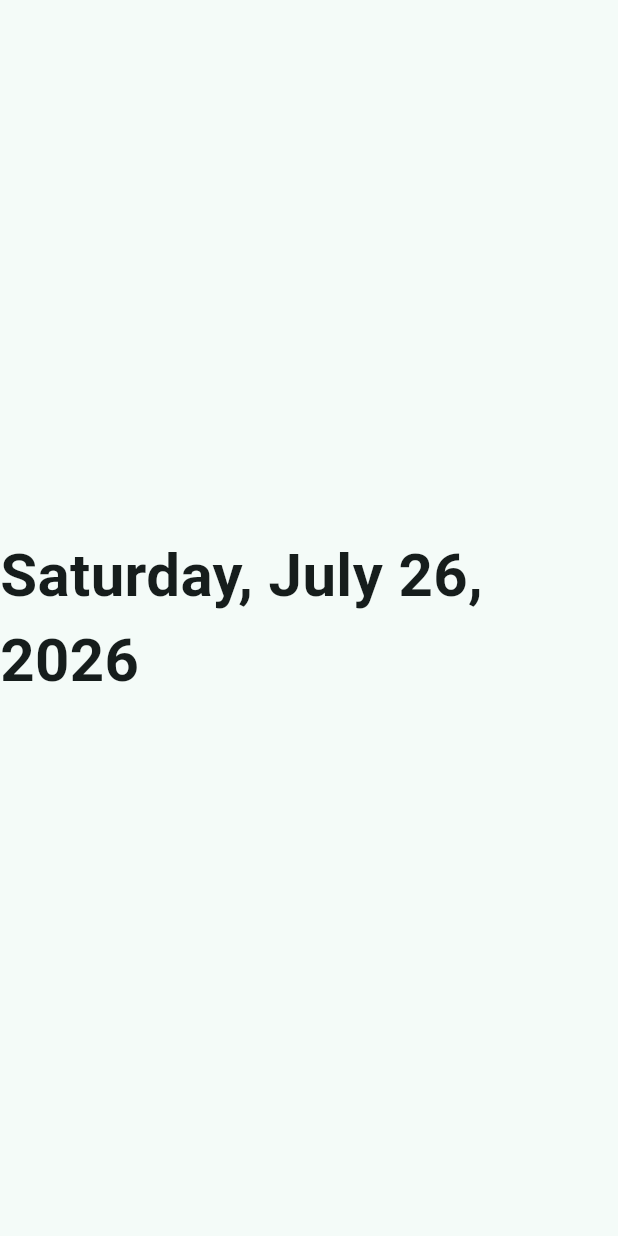
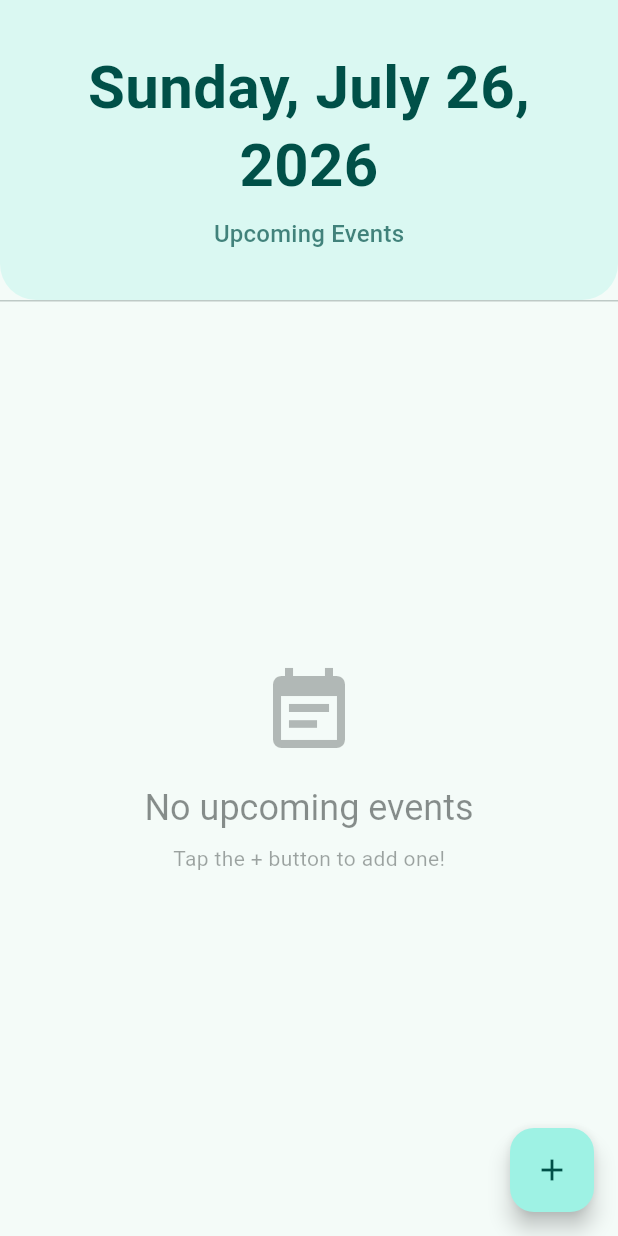
Before and after one commit to gratine-kitchen/app-for-mom, a Flutter app: the screen it shows after launch, on a phone screen of 412 x 824 dp. Run offline on Flutter 3.47's test engine with Material 3 defaults, Android fonts, the phone set to English and light mode, and no system bars; our stand-ins replace cloud_firestore, firebase_core; accounts and stored records are empty; Roboto replaces fonts that are missing (System); statements that could not run were skipped.

Commit message:
feat: add HomeScreen with date display and event list
- Created HomeScreen with large date display (40sp bold)
- StreamBuilder-powered upcoming event list with real-time sync
- Event cards with date badges, today highlighting
- Empty, loading, and error states
- FAB placeholder for add event (wired in Phase 4)
- Updated main.dart to use HomeScreen with FirestoreService DI
- Added 7 HomeScreen widget tests with fake service
- All 24 tests passing

```diff
--- a/lib/main.dart
+++ b/lib/main.dart
@@ -2,6 +2,9 @@ import 'package:flutter/material.dart';
 import 'package:firebase_core/firebase_core.dart';
 
 import 'firebase_options.dart';
+import 'screens/home_screen.dart';
+import 'services/firestore_service.dart';
+import 'services/firestore_service_impl.dart';
 
 void main() async {
   WidgetsFlutterBinding.ensureInitialized();
@@ -10,11 +13,15 @@ void main() async {
     options: DefaultFirebaseOptions.currentPlatform,
   );
 
-  runApp(const AppForMom());
+  final firestoreService = FirestoreServiceImpl();
+
+  runApp(AppForMom(firestoreService: firestoreService));
 }
 
 class AppForMom extends StatelessWidget {
-  const AppForMom({super.key});
+  final FirestoreService firestoreService;
+
+  const AppForMom({super.key, required this.firestoreService});
 
   @override
   Widget build(BuildContext context) {
@@ -27,16 +34,8 @@ class AppForMom extends StatelessWidget {
           brightness: Brightness.light,
         ),
         useMaterial3: true,
-        fontFamily: 'System',
       ),
-      home: const Scaffold(
-        body: Center(
-          child: Text(
-            'Saturday, July 26, 2026',
-            style: TextStyle(fontSize: 40, fontWeight: FontWeight.bold),
-          ),
-        ),
-      ),
+      home: HomeScreen(firestoreService: firestoreService),
     );
   }
 }
--- /dev/null
+++ b/lib/screens/home_screen.dart
@@ -0,0 +1,286 @@
+import 'dart:async';
+
+import 'package:flutter/material.dart';
+import 'package:intl/intl.dart';
+
+import '../models/event.dart';
+import '../services/firestore_service.dart';
+
+/// Main screen displaying today's date in a large font and a list of
+/// upcoming shared events.
+class HomeScreen extends StatelessWidget {
+  final FirestoreService firestoreService;
+
+  const HomeScreen({super.key, required this.firestoreService});
+
+  @override
+  Widget build(BuildContext context) {
+    return Scaffold(
+      backgroundColor: Theme.of(context).colorScheme.surface,
+      body: SafeArea(
+        child: Column(
+          children: [
+            // ---- Large Date Display ----
+            _DateDisplay(date: DateTime.now()),
+            const Divider(height: 1),
+            // ---- Upcoming Events ----
+            Expanded(child: _EventList(firestoreService: firestoreService)),
+          ],
+        ),
+      ),
+      floatingActionButton: FloatingActionButton(
+        onPressed: () => _openAddEventSheet(context),
+        tooltip: 'Add Event',
+        child: const Icon(Icons.add),
+      ),
+    );
+  }
+
+  void _openAddEventSheet(BuildContext context) {
+    // TODO: Implement in Phase 4 — opens AddEventSheet.
+  }
+}
+
+// ---------------------------------------------------------------------------
+// Date Display Widget
+// ---------------------------------------------------------------------------
+class _DateDisplay extends StatelessWidget {
+  final DateTime date;
+
+  const _DateDisplay({required this.date});
+
+  @override
+  Widget build(BuildContext context) {
+    final formatted = DateFormat('EEEE, MMMM d, yyyy').format(date);
+    final theme = Theme.of(context);
+
+    return Container(
+      width: double.infinity,
+      padding: const EdgeInsets.symmetric(vertical: 32, horizontal: 24),
+      decoration: BoxDecoration(
+        color: theme.colorScheme.primaryContainer.withValues(alpha: 0.3),
+        borderRadius: const BorderRadius.vertical(
+          bottom: Radius.circular(24),
+        ),
+      ),
+      child: Column(
+        children: [
+          Text(
+            formatted,
+            textAlign: TextAlign.center,
+            style: TextStyle(
+              fontSize: 40,
+              fontWeight: FontWeight.bold,
+              color: theme.colorScheme.onPrimaryContainer,
+              height: 1.3,
+            ),
+          ),
+          const SizedBox(height: 8),
+          Text(
+            'Upcoming Events',
+            style: theme.textTheme.titleMedium?.copyWith(
+              color: theme.colorScheme.onPrimaryContainer.withValues(alpha: 0.7),
+            ),
+          ),
+        ],
+      ),
+    );
+  }
+}
+
+// ---------------------------------------------------------------------------
+// Event List Widget
+// ---------------------------------------------------------------------------
+class _EventList extends StatelessWidget {
+  final FirestoreService firestoreService;
+
+  const _EventList({required this.firestoreService});
+
+  @override
+  Widget build(BuildContext context) {
+    return StreamBuilder<List<Event>>(
+      stream: firestoreService.getUpcomingEvents(),
+      builder: (context, snapshot) {
+        // ---- Loading ----
+        if (snapshot.connectionState == ConnectionState.waiting) {
+          return const Center(child: CircularProgressIndicator());
+        }
+
+        // ---- Error ----
+        if (snapshot.hasError) {
+          return Center(
+            child: Padding(
+              padding: const EdgeInsets.all(24),
+              child: Column(
+                mainAxisSize: MainAxisSize.min,
+                children: [
+                  Icon(Icons.error_outline,
+                      size: 48,
+                      color: Theme.of(context).colorScheme.error),
+                  const SizedBox(height: 12),
+                  Text(
+                    'Could not load events.',
+                    style: Theme.of(context).textTheme.bodyLarge,
+                    textAlign: TextAlign.center,
+                  ),
+                  const SizedBox(height: 8),
+                  Text(
+                    snapshot.error.toString(),
+                    style: Theme.of(context).textTheme.bodySmall,
+                    textAlign: TextAlign.center,
+                  ),
+                ],
+              ),
+            ),
+          );
+        }
+
+        final events = snapshot.data ?? [];
+
+        // ---- Empty State ----
+        if (events.isEmpty) {
+          return Center(
+            child: Padding(
+              padding: const EdgeInsets.all(24),
+              child: Column(
+                mainAxisSize: MainAxisSize.min,
+                children: [
+                  Icon(Icons.event_note,
+                      size: 64,
+                      color: Theme.of(context)
+                          .colorScheme
+                          .onSurface
+                          .withValues(alpha: 0.3)),
+                  const SizedBox(height: 16),
+                  Text(
+                    'No upcoming events',
+                    style: Theme.of(context).textTheme.headlineSmall?.copyWith(
+                          color: Theme.of(context)
+                              .colorScheme
+                              .onSurface
+                              .withValues(alpha: 0.5),
+                        ),
+                  ),
+                  const SizedBox(height: 8),
+                  Text(
+                    'Tap the + button to add one!',
+                    style: Theme.of(context).textTheme.bodyMedium?.copyWith(
+                          color: Theme.of(context)
+                              .colorScheme
+                              .onSurface
+                              .withValues(alpha: 0.4),
+                        ),
+                  ),
+                ],
+              ),
+            ),
+          );
+        }
+
+        // ---- Event List ----
+        return ListView.builder(
+          padding: const EdgeInsets.symmetric(vertical: 12, horizontal: 16),
+          itemCount: events.length,
+          itemBuilder: (context, index) => _EventCard(event: events[index]),
+        );
+      },
+    );
+  }
+}
+
+// ---------------------------------------------------------------------------
+// Event Card Widget
+// ---------------------------------------------------------------------------
+class _EventCard extends StatelessWidget {
+  final Event event;
+
+  const _EventCard({required this.event});
+
+  @override
+  Widget build(BuildContext context) {
+    final theme = Theme.of(context);
+    final dateFormatted = DateFormat('MMM d, yyyy').format(event.date);
+    final weekday = DateFormat('EEEE').format(event.date);
+
+    // Check if the event is today.
+    final now = DateTime.now();
+    final isToday = event.date.year == now.year &&
+        event.date.month == now.month &&
+        event.date.day == now.day;
+
+    return Card(
+      margin: const EdgeInsets.only(bottom: 10),
+      elevation: 1,
+      shape: RoundedRectangleBorder(borderRadius: BorderRadius.circular(12)),
+      child: Padding(
+        padding: const EdgeInsets.all(16),
+        child: Row(
+          children: [
+            // Date badge
+            Container(
+              width: 56,
+              height: 56,
+              decoration: BoxDecoration(
+                color: isToday
+                    ? theme.colorScheme.primary
+                    : theme.colorScheme.secondaryContainer,
+                borderRadius: BorderRadius.circular(12),
+              ),
+              child: Column(
+                mainAxisAlignment: MainAxisAlignment.center,
+                children: [
+                  Text(
+                    '${event.date.day}',
+                    style: TextStyle(
+                      fontSize: 20,
+                      fontWeight: FontWeight.bold,
+                      color: isToday
+                          ? theme.colorScheme.onPrimary
+                          : theme.colorScheme.onSecondaryContainer,
+                    ),
+                  ),
+                  Text(
+                    DateFormat('MMM').format(event.date),
+                    style: TextStyle(
+                      fontSize: 11,
+                      fontWeight: FontWeight.w600,
+                      color: isToday
+                          ? theme.colorScheme.onPrimary
+                              .withValues(alpha: 0.8)
+                          : theme.colorScheme.onSecondaryContainer
+                              .withValues(alpha: 0.7),
+                    ),
+                  ),
+                ],
+              ),
+            ),
+            const SizedBox(width: 16),
+            // Event details
+            Expanded(
+              child: Column(
+                crossAxisAlignment: CrossAxisAlignment.start,
+                children: [
+                  Text(
+                    event.title,
+                    style: theme.textTheme.titleMedium?.copyWith(
+                      fontWeight: FontWeight.w600,
+                    ),
+                    maxLines: 2,
+                    overflow: TextOverflow.ellipsis,
+                  ),
+                  const SizedBox(height: 2),
+                  Text(
+                    isToday ? 'Today · $weekday' : '$weekday, $dateFormatted',
+                    style: theme.textTheme.bodySmall?.copyWith(
+                      color: theme.colorScheme.onSurface.withValues(alpha: 0.6),
+                    ),
+                  ),
+                ],
+              ),
+            ),
+          ],
+        ),
+      ),
+    );
+  }
+}
```
Also changed, not shown: 1 other file.
